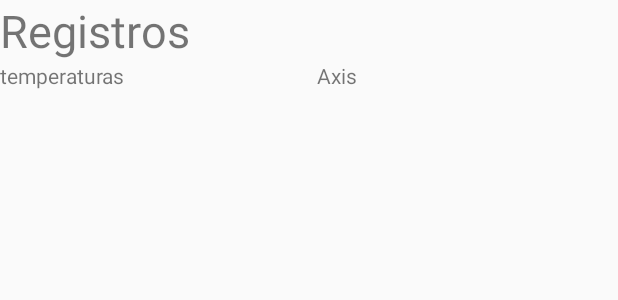
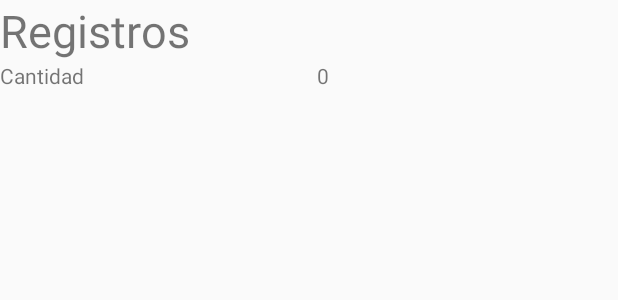
Before and after one commit to lzamora2798/asmt5, an Android app: the layout activity_main.xml on its own in the app's theme, with its tools: preview values and no code run, on a phone screen of 412 x 824 dp. Shown: the top 300 px of the screen. Run offline under Robolectric (Android 15) with nearby library versions, the phone set to English and light mode, and no system bars.

Commit message:
contador inicial

```diff
--- a/app/src/main/res/layout/activity_main.xml
+++ b/app/src/main/res/layout/activity_main.xml
@@ -33,7 +33,7 @@
                         android:id="@+id/textView3"
                         android:layout_width="match_parent"
                         android:layout_height="wrap_content"
-                        android:text="temperaturas" />
+                        android:text="Cantidad" />
                 </LinearLayout>
                 <LinearLayout
                     android:id="@+id/TituloAxis1"
@@ -41,10 +41,10 @@
                     android:layout_height="match_parent"
                     android:orientation="vertical">
                     <TextView
-                        android:id="@+id/TituloAxis2"
+                        android:id="@+id/valor"
                         android:layout_width="match_parent"
                         android:layout_height="wrap_content"
-                        android:text="Axis" />
+                        android:text="0" />
                 </LinearLayout>
             </LinearLayout>
             <LinearLayout
```
Also changed, not shown: app/src/main/java/com/example/myapplication/MainActivity.java (+10 -6 lines).
